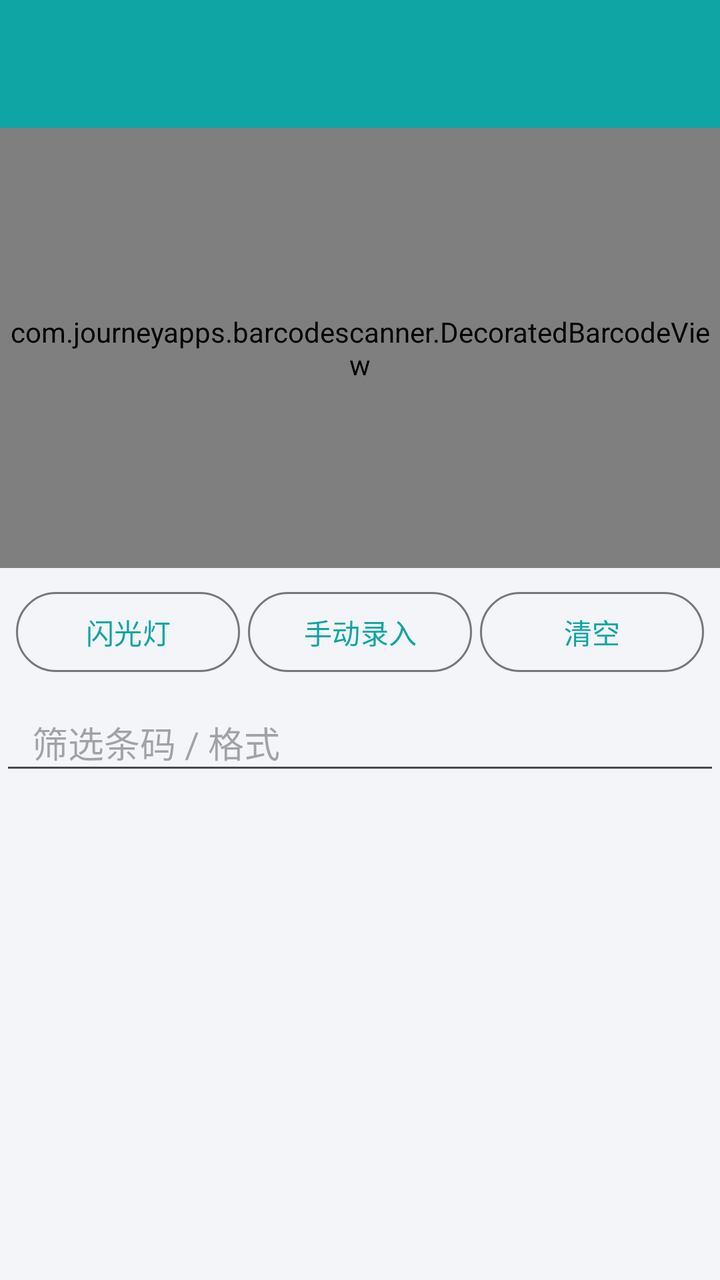
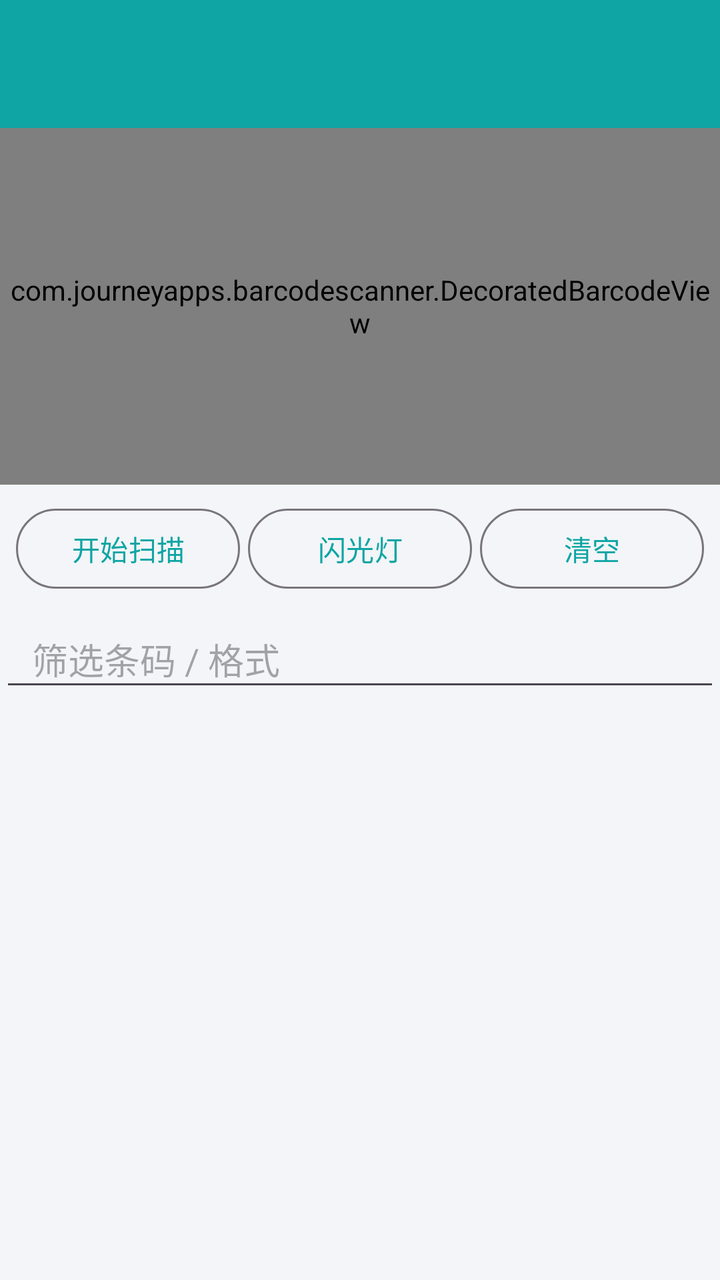

Two renders of the same Android screen: before a commit and after it. Below are the layout's source before the change and the commit's diff.
<!-- AndroidManifest.xml: application theme Theme.BarcodeApp -->
<!-- res/layout/activity_main.xml -->
<?xml version="1.0" encoding="utf-8"?>
<LinearLayout xmlns:android="http://schemas.android.com/apk/res/android"
    xmlns:app="http://schemas.android.com/apk/res-auto"
    android:orientation="vertical"
    android:layout_width="match_parent"
    android:layout_height="match_parent">

    <com.google.android.material.appbar.MaterialToolbar
        android:id="@+id/toolbar"
        android:layout_width="match_parent"
        android:layout_height="?attr/actionBarSize"
        android:background="?attr/colorPrimary"
        app:titleTextColor="@android:color/white"
        app:popupTheme="@style/ThemeOverlay.Material3.Dark" />

    <com.journeyapps.barcodescanner.DecoratedBarcodeView
        android:id="@+id/barcodeView"
        android:layout_width="match_parent"
        android:layout_height="220dp" />

    <LinearLayout
        android:orientation="horizontal"
        android:layout_width="match_parent"
        android:layout_height="wrap_content"
        android:padding="8dp">

        <Button
            android:id="@+id/btnFlash"
            style="@style/Widget.Material3.Button.OutlinedButton"
            android:layout_width="0dp"
            android:layout_height="wrap_content"
            android:layout_weight="1"
            android:layout_marginEnd="4dp"
            android:text="@string/flashlight" />

        <Button
            android:id="@+id/btnManual"
            style="@style/Widget.Material3.Button.OutlinedButton"
            android:layout_width="0dp"
            android:layout_height="wrap_content"
            android:layout_weight="1"
            android:layout_marginEnd="4dp"
            android:text="@string/manual" />

        <Button
            android:id="@+id/btnClear"
            style="@style/Widget.Material3.Button.OutlinedButton"
            android:layout_width="0dp"
            android:layout_height="wrap_content"
            android:layout_weight="1"
            android:text="@string/clear_all" />
    </LinearLayout>

    <EditText
        android:id="@+id/etFilter"
        android:layout_width="match_parent"
        android:layout_height="wrap_content"
        android:hint="@string/filter_hint"
        android:inputType="text"
        android:paddingStart="16dp"
        android:paddingEnd="16dp"
        android:paddingBottom="8dp" />

    <androidx.recyclerview.widget.RecyclerView
        android:id="@+id/recyclerView"
        android:layout_width="match_parent"
        android:layout_height="0dp"
        android:layout_weight="1"
        android:clipToPadding="false"
        android:padding="8dp" />
</LinearLayout>
<!-- resources referenced by this layout -->
<resources>
  <string name="clear_all">清空</string>
  <string name="filter_hint">筛选条码 / 格式</string>
  <string name="flashlight">闪光灯</string>
  <string name="manual">手动录入</string>
  <style name="Theme.BarcodeApp" parent="Theme.Material3.DayNight.NoActionBar">
          <item name="colorPrimary">@color/seed</item>
          <item name="colorPrimaryDark">@color/seed_dark</item>
          <item name="android:colorBackground">@color/bg</item>
          <item name="android:windowLightStatusBar">false</item>
      </style>
  <color name="seed">#0ea5a4</color>
  <color name="seed_dark">#0b8584</color>
  <color name="bg">#f3f5f8</color>
</resources>

<!-- the commit's change to res/layout/activity_main.xml (unified diff, before → after) -->
@@ -13,16 +13,27 @@
         app:titleTextColor="@android:color/white"
         app:popupTheme="@style/ThemeOverlay.Material3.Dark" />
 
+    
     <com.journeyapps.barcodescanner.DecoratedBarcodeView
         android:id="@+id/barcodeView"
         android:layout_width="match_parent"
-        android:layout_height="220dp" />
+        android:layout_height="0dp"
+        android:layout_weight="1" />
 
     <LinearLayout
         android:orientation="horizontal"
         android:layout_width="match_parent"
         android:layout_height="wrap_content"
         android:padding="8dp">
+
+        <Button
+            android:id="@+id/btnScan"
+            style="@style/Widget.Material3.Button.OutlinedButton"
+            android:layout_width="0dp"
+            android:layout_height="wrap_content"
+            android:layout_weight="1"
+            android:layout_marginEnd="4dp"
+            android:text="@string/start_scan" />
 
         <Button
             android:id="@+id/btnFlash"
@@ -32,15 +43,6 @@
             android:layout_weight="1"
             android:layout_marginEnd="4dp"
             android:text="@string/flashlight" />
-
-        <Button
-            android:id="@+id/btnManual"
-            style="@style/Widget.Material3.Button.OutlinedButton"
-            android:layout_width="0dp"
-            android:layout_height="wrap_content"
-            android:layout_weight="1"
-            android:layout_marginEnd="4dp"
-            android:text="@string/manual" />
 
         <Button
             android:id="@+id/btnClear"
@@ -61,11 +63,12 @@
         android:paddingEnd="16dp"
         android:paddingBottom="8dp" />
 
+    
     <androidx.recyclerview.widget.RecyclerView
         android:id="@+id/recyclerView"
         android:layout_width="match_parent"
         android:layout_height="0dp"
-        android:layout_weight="1"
+        android:layout_weight="1.618"
         android:clipToPadding="false"
         android:padding="8dp" />
 </LinearLayout>
<!-- resource entries referenced after the edit -->
@@ -3,7 +3,7 @@
   <string name="clear_all">清空</string>
   <string name="filter_hint">筛选条码 / 格式</string>
   <string name="flashlight">闪光灯</string>
-  <string name="manual">手动录入</string>
+  <string name="start_scan">开始扫描</string>
   <style name="Theme.BarcodeApp" parent="Theme.Material3.DayNight.NoActionBar">
           <item name="colorPrimary">@color/seed</item>
           <item name="colorPrimaryDark">@color/seed_dark</item>
